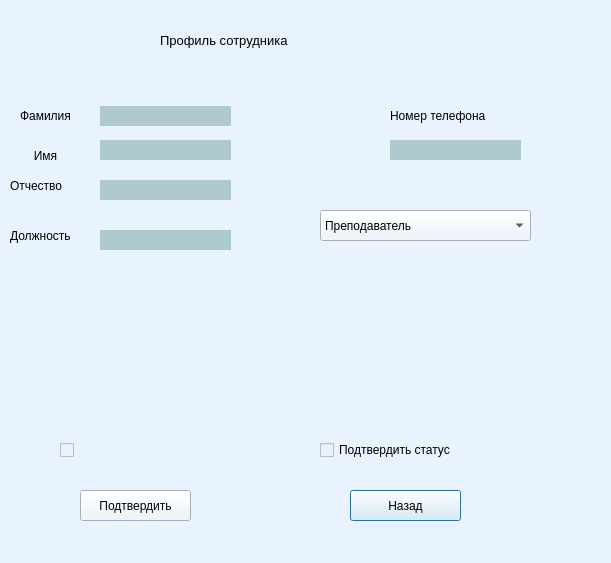
First picture: the form in course/edituser.ui, repository TFed555/Coursework, before the edit.
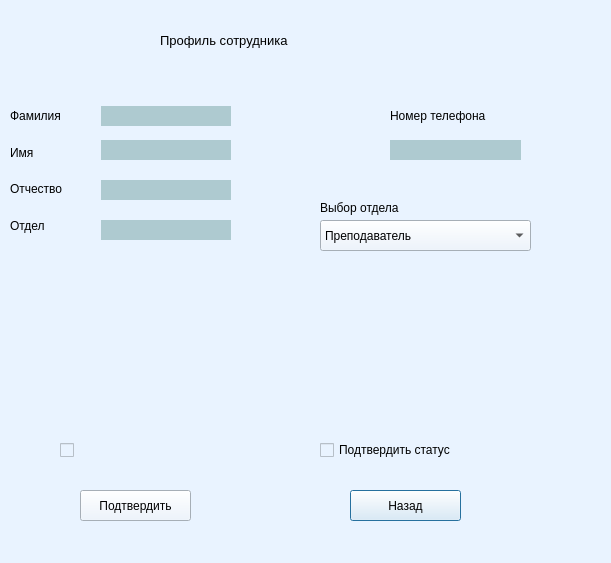
Second picture: the form after the edit.

Diff of the .ui file:
```diff
--- a/course/edituser.ui
+++ b/course/edituser.ui
@@ -34,81 +34,6 @@
     <string>Профиль сотрудника</string>
    </property>
   </widget>
-  <widget class="QLabel" name="label_2">
-   <property name="geometry">
-    <rect>
-     <x>20</x>
-     <y>100</y>
-     <width>71</width>
-     <height>31</height>
-    </rect>
-   </property>
-   <property name="font">
-    <font>
-     <pointsize>9</pointsize>
-    </font>
-   </property>
-   <property name="text">
-    <string>Фамилия</string>
-   </property>
-  </widget>
-  <widget class="QLabel" name="label_3">
-   <property name="geometry">
-    <rect>
-     <x>10</x>
-     <y>140</y>
-     <width>71</width>
-     <height>31</height>
-    </rect>
-   </property>
-   <property name="font">
-    <font>
-     <pointsize>9</pointsize>
-    </font>
-   </property>
-   <property name="text">
-    <string>Имя</string>
-   </property>
-   <property name="alignment">
-    <set>Qt::AlignCenter</set>
-   </property>
-  </widget>
-  <widget class="QLabel" name="label_4">
-   <property name="geometry">
-    <rect>
-     <x>10</x>
-     <y>170</y>
-     <width>71</width>
-     <height>31</height>
-    </rect>
-   </property>
-   <property name="font">
-    <font>
-     <pointsize>9</pointsize>
-    </font>
-   </property>
-   <property name="text">
-    <string>Отчество</string>
-   </property>
-  </widget>
-  <widget class="QLabel" name="label_5">
-   <property name="geometry">
-    <rect>
-     <x>10</x>
-     <y>220</y>
-     <width>81</width>
-     <height>31</height>
-    </rect>
-   </property>
-   <property name="font">
-    <font>
-     <pointsize>9</pointsize>
-    </font>
-   </property>
-   <property name="text">
-    <string>Должность</string>
-   </property>
-  </widget>
   <widget class="QLabel" name="label_6">
    <property name="geometry">
     <rect>
@@ -239,7 +164,7 @@
    <property name="geometry">
     <rect>
      <x>100</x>
-     <y>230</y>
+     <y>220</y>
      <width>131</width>
      <height>20</height>
     </rect>
@@ -255,7 +180,7 @@
    <property name="geometry">
     <rect>
      <x>320</x>
-     <y>210</y>
+     <y>220</y>
      <width>211</width>
      <height>31</height>
     </rect>
@@ -295,6 +220,79 @@
    </property>
    <layout class="QVBoxLayout" name="verticalLayout"/>
   </widget>
+  <widget class="QLabel" name="label_7">
+   <property name="geometry">
+    <rect>
+     <x>320</x>
+     <y>200</y>
+     <width>101</width>
+     <height>16</height>
+    </rect>
+   </property>
+   <property name="text">
+    <string>Выбор отдела</string>
+   </property>
+  </widget>
+  <widget class="QWidget" name="verticalLayoutWidget_2">
+   <property name="geometry">
+    <rect>
+     <x>10</x>
+     <y>100</y>
+     <width>91</width>
+     <height>141</height>
+    </rect>
+   </property>
+   <layout class="QVBoxLayout" name="verticalLayout_2">
+    <item>
+     <widget class="QLabel" name="label_2">
+      <property name="font">
+       <font>
+        <pointsize>9</pointsize>
+       </font>
+      </property>
+      <property name="text">
+       <string>Фамилия</string>
+      </property>
+     </widget>
+    </item>
+    <item>
+     <widget class="QLabel" name="label_3">
+      <property name="font">
+       <font>
+        <pointsize>9</pointsize>
+       </font>
+      </property>
+      <property name="text">
+       <string>Имя</string>
+      </property>
+     </widget>
+    </item>
+    <item>
+     <widget class="QLabel" name="label_4">
+      <property name="font">
+       <font>
+        <pointsize>9</pointsize>
+       </font>
+      </property>
+      <property name="text">
+       <string>Отчество</string>
+      </property>
+     </widget>
+    </item>
+    <item>
+     <widget class="QLabel" name="label_5">
+      <property name="font">
+       <font>
+        <pointsize>9</pointsize>
+       </font>
+      </property>
+      <property name="text">
+       <string>Отдел</string>
+      </property>
+     </widget>
+    </item>
+   </layout>
+  </widget>
  </widget>
  <resources/>
  <connections/>
```
Left out of the diff: 2 changed lines with no effect on the pictures.
